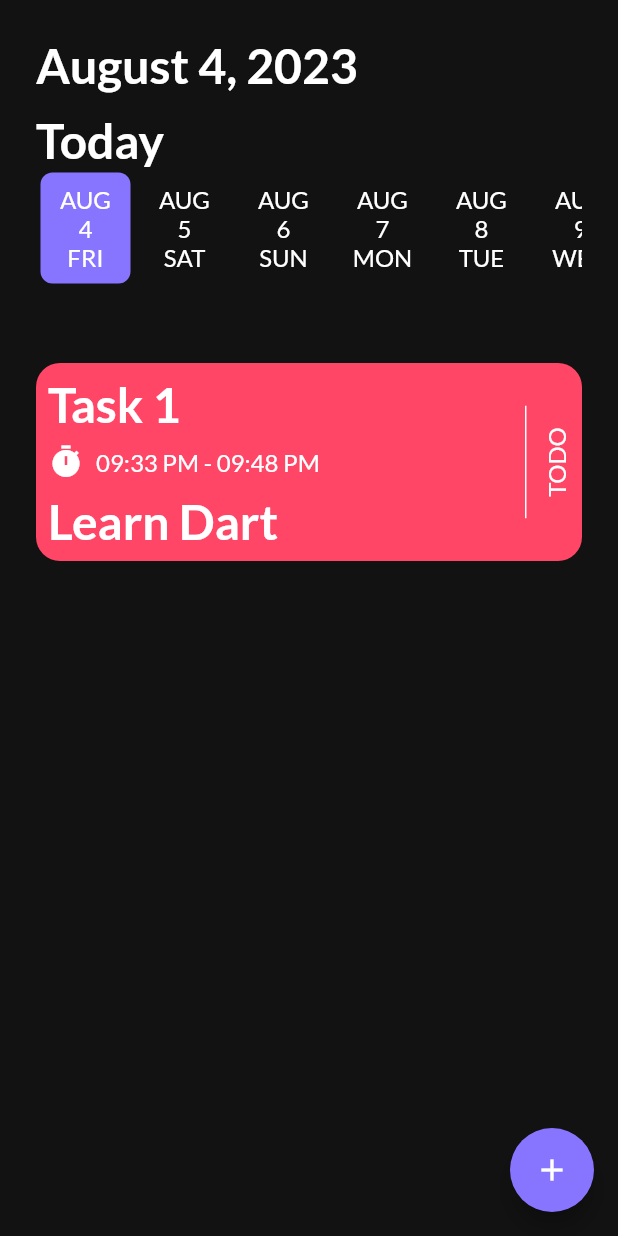
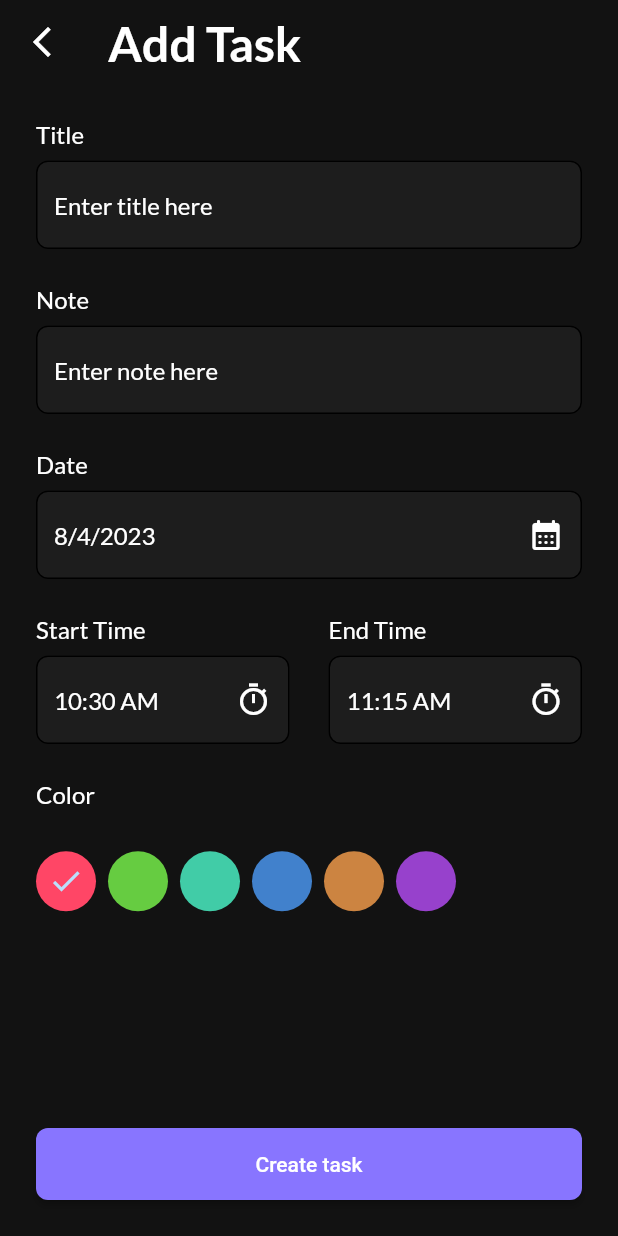
Before and after one commit to AmmarAgeeza/Up-To-Do-App, a Flutter app: the HomeScreen screen opened directly, after a tap on the "add" icon, on a phone screen of 412 x 824 dp. Run offline on Flutter 3.47's test engine with Material 2 defaults, Android fonts, the phone set to English and light mode, and no system bars; drawn by our look-alikes of date_picker_timeline; our stand-ins replace get_it, google_fonts, shared_preferences, smooth_page_indicator; accounts and stored records are empty.

Commit message:
add task screen

```diff
--- a/lib/core/commons/commons.dart
+++ b/lib/core/commons/commons.dart
@@ -1,5 +1,5 @@
 import 'package:flutter/material.dart';
 
 void navigate({required BuildContext context, required Widget screen}) {
-  Navigator.pushReplacement(context, MaterialPageRoute(builder: (_) => screen));
+  Navigator.push(context, MaterialPageRoute(builder: (_) => screen));
 }
--- a/lib/core/theme/theme.dart
+++ b/lib/core/theme/theme.dart
@@ -34,9 +34,26 @@ ThemeData getAppTheme() {
         style: ElevatedButton.styleFrom(
             backgroundColor: AppColors.primary,
             shape: RoundedRectangleBorder(
-                borderRadius: BorderRadius.circular(4)))),
+                borderRadius: BorderRadius.circular(8)))),
+                inputDecorationTheme: InputDecorationTheme(
+                   //enabled border
+                    enabledBorder: OutlineInputBorder(
+                        borderRadius: BorderRadius.circular(8)),
+                    //fouced border
+                    focusedBorder: OutlineInputBorder(
+                        borderRadius: BorderRadius.circular(8)),
+                    //hint
+                    hintStyle: GoogleFonts.lato(
+        color: AppColors.white,
+        fontSize: 16,
+      ),
+                    //fill color
+                    fillColor: AppColors.lightBlack,
+                    filled: true
+                ),
   );
 }
+
 ThemeData getAppDarkTheme() {
   return ThemeData(
     primaryColor: AppColors.red,
--- a/lib/core/utils/app_colors.dart
+++ b/lib/core/utils/app_colors.dart
@@ -12,4 +12,5 @@ class AppColors{
   static const Color purple=Color(0xff9741CC);
   static const Color grey=Color(0xff979797);
   static const Color deepGrey=Color(0xff424242);
+  static const Color lightBlack=Color(0xff1D1D1D);
 }
--- a/lib/core/utils/app_strings.dart
+++ b/lib/core/utils/app_strings.dart
@@ -17,13 +17,14 @@ class AppStrings {
   static const String noTaskTitle = 'What do you want to do today?';
   static const String noTaskSubTitle = 'Tap + to add your tasks';
   static const String addTask = 'Add Task';
-  static const String tilte = 'Tilte';
+  static const String tilte = 'Title';
   static const String tilteHint = 'Enter title here';
   static const String note = 'Note';
   static const String notehint = 'Enter note here';
   static const String date = 'Date';
   static const String startTime = 'Start Time';
   static const String endTime = 'End Time';
+  static const String color = 'Color';
   static const String createTask = 'Create task';
   static const String toDo = 'TODO';
   static const String completed = 'COMPLETED';
--- a/lib/core/widgets/custom_button.dart
+++ b/lib/core/widgets/custom_button.dart
@@ -1,15 +1,17 @@
 import 'package:flutter/material.dart';
+import 'package:to_do_app/core/utils/app_colors.dart';
 
 class CustomButton extends StatelessWidget {
-  const CustomButton({super.key, required this.text, required this.onPressed});
+   CustomButton({super.key, required this.text, required this.onPressed,this.backgroundColor=AppColors.primary});
   final String text;
   final VoidCallback onPressed;
+  Color? backgroundColor;
   @override
   Widget build(BuildContext context) {
     return ElevatedButton(
       onPressed: onPressed,
       style: Theme.of(context).elevatedButtonTheme.style!.copyWith(
-        backgroundColor:MaterialStateProperty.all(Colors.red)
+        backgroundColor:MaterialStateProperty.all(backgroundColor)
       ),
       child: Text(
         text,
--- a/lib/feature/auth/presentation/screens/on_boarding_screens/on_boarding_screens.dart
+++ b/lib/feature/auth/presentation/screens/on_boarding_screens/on_boarding_screens.dart
@@ -9,7 +9,7 @@ import '../../../../../core/utils/app_colors.dart';
 import '../../../../../core/utils/app_strings.dart';
 import '../../../../../core/widgets/custom_button.dart';
 import '../../../../../core/widgets/custom_text_button.dart';
-import '../../../../task/presentation/screens/home_screen.dart';
+import '../../../../task/presentation/screens/home_screen/home_screen.dart';
 
 class OnBoaringScreens extends StatelessWidget {
   OnBoaringScreens({super.key});
--- a/lib/feature/auth/presentation/screens/splash_screen/splash_screen.dart
+++ b/lib/feature/auth/presentation/screens/splash_screen/splash_screen.dart
@@ -1,6 +1,6 @@
 import 'package:flutter/material.dart';
 import 'package:to_do_app/core/services/service_locator.dart';
-import 'package:to_do_app/feature/task/presentation/screens/home_screen.dart';
+import 'package:to_do_app/feature/task/presentation/screens/home_screen/home_screen.dart';
 
 import '../../../../../core/database/cache/cache_helper.dart';
 import '../../../../../core/utils/app_assets.dart';
--- /dev/null
+++ b/lib/feature/task/presentation/components/add_task_component.dart
@@ -0,0 +1,39 @@
+import 'package:flutter/material.dart';
+
+class AddTaskComponent extends StatelessWidget {
+  const AddTaskComponent({
+    super.key,
+    required this.tilte,
+    required this.hintText,
+    this.controller,
+    this.suffixIcon,
+    this.readOnly = false,
+  });
+  final String tilte;
+  final String hintText;
+  final TextEditingController? controller;
+  final IconButton? suffixIcon;
+  final bool readOnly;
+  @override
+  Widget build(BuildContext context) {
+    return Column(
+      crossAxisAlignment: CrossAxisAlignment.start,
+      children: [
+        Text(
+          tilte,
+          style: Theme.of(context).textTheme.displayMedium,
+        ),
+        const SizedBox(height: 8),
+        TextFormField(
+          readOnly: readOnly,
+          controller: controller,
+          decoration: InputDecoration(
+            //hint
+            hintText: hintText,
+            suffixIcon: suffixIcon,
+          ),
+        ),
+      ],
+    );
+  }
+}
--- /dev/null
+++ b/lib/feature/task/presentation/screens/add_task_screen/add_task_screen.dart
@@ -0,0 +1,240 @@
+import 'package:flutter/material.dart';
+import 'package:intl/intl.dart';
+import 'package:to_do_app/core/widgets/custom_button.dart';
+
+import '../../../../../core/utils/app_colors.dart';
+import '../../../../../core/utils/app_strings.dart';
+import '../../components/add_task_component.dart';
+
+class AddTaskScreen extends StatefulWidget {
+  const AddTaskScreen({super.key});
+
+  @override
+  State<AddTaskScreen> createState() => _AddTaskScreenState();
+}
+
+class _AddTaskScreenState extends State<AddTaskScreen> {
+  TextEditingController titleController = TextEditingController();
+
+  TextEditingController noteController = TextEditingController();
+
+  DateTime currentDate = DateTime.now();
+  String startTime = DateFormat('hh:mm a').format(DateTime.now());
+  String endTime = DateFormat('hh:mm a')
+      .format(DateTime.now().add(const Duration(minutes: 45)));
+  int currentIndex = 0;
+  @override
+  Widget build(BuildContext context) {
+    return Scaffold(
+      appBar: AppBar(
+        automaticallyImplyLeading: false,
+        elevation: 0.0,
+        centerTitle: false,
+        leading: IconButton(
+            onPressed: () {
+              Navigator.pop(context);
+            },
+            icon: const Icon(Icons.arrow_back_ios_new_outlined)),
+        title: Text(
+          AppStrings.addTask,
+          style: Theme.of(context).textTheme.displayLarge,
+        ),
+      ),
+      body: Padding(
+        padding: const EdgeInsets.all(24),
+        child: Form(
+          child: Column(
+            crossAxisAlignment: CrossAxisAlignment.start,
+            children: [
+              //! Title
+              AddTaskComponent(
+                controller: titleController,
+                tilte: AppStrings.tilte,
+                hintText: AppStrings.tilteHint,
+              ),
+              const SizedBox(height: 24),
+              //! Note
+              AddTaskComponent(
+                controller: noteController,
+                tilte: AppStrings.note,
+                hintText: AppStrings.notehint,
+              ),
+              const SizedBox(height: 24),
+              //! Date
+              AddTaskComponent(
+                tilte: AppStrings.date,
+                hintText: DateFormat.yMd().format(currentDate),
+                suffixIcon: IconButton(
+                  onPressed: () async {
+                    DateTime? pickedDate = await showDatePicker(
+                      context: context,
+                      initialDate: DateTime.now(),
+                      firstDate: DateTime.now(),
+                      lastDate: DateTime(2025),
+                      // initialDatePickerMode: DatePickerMode.day,
+                      // initialEntryMode: DatePickerEntryMode.inputOnly,
+                    );
+                    setState(() {
+                      if (pickedDate != null) {
+                        currentDate = pickedDate;
+                      } else {
+                        print('pickedDate == null');
+                      }
+                    });
+                  },
+                  icon: const Icon(
+                    Icons.calendar_month_rounded,
+                    color: AppColors.white,
+                  ),
+                ),
+                readOnly: true,
+              ),
+              const SizedBox(height: 24),
+              //! Start - End Time
+              Row(
+                children: [
+                  // Start
+                  Expanded(
+                    child: AddTaskComponent(
+                      readOnly: true,
+                      tilte: AppStrings.startTime,
+                      hintText: startTime,
+                      suffixIcon: IconButton(
+                        onPressed: () async {
+                          TimeOfDay? pickedStartTime = await showTimePicker(
+                            context: context,
+                            initialTime: TimeOfDay.fromDateTime(DateTime.now()),
+                          );
+                          if (pickedStartTime != null) {
+                            setState(() {
+                              startTime = pickedStartTime.format(context);
+                            });
+                          } else {
+                            print('pickedStartTime ==null');
+                          }
+                        },
+                        icon: const Icon(
+                          Icons.timer_outlined,
+                          color: AppColors.white,
+                        ),
+                      ),
+                    ),
+                  ),
+                  const SizedBox(
+                    width: 26,
+                  ),
+                  //! end
+                  Expanded(
+                    child: AddTaskComponent(
+                      readOnly: true,
+                      tilte: AppStrings.endTime,
+                      hintText: endTime,
+                      suffixIcon: IconButton(
+                        onPressed: () async {
+                          TimeOfDay? pickedEndTime = await showTimePicker(
+                            context: context,
+                            initialTime: TimeOfDay.fromDateTime(DateTime.now()),
+                          );
+                          if (pickedEndTime != null) {
+                            setState(() {
+                              endTime = pickedEndTime.format(context);
+                            });
+                          } else {
+                            print('pickedEndTime ==null');
+                          }
+                        },
+                        icon: const Icon(
+                          Icons.timer_outlined,
+                          color: AppColors.white,
+                        ),
+                      ),
+                    ),
+                  ),
+                ],
+              ),
+              const SizedBox(height: 24),
+
+              //!Color
+              Expanded(
+                child: Column(
+                  crossAxisAlignment: CrossAxisAlignment.start,
+                  children: [
+                    // color
+                    Text(
+                      AppStrings.color,
+                      style: Theme.of(context).textTheme.displayMedium,
+                    ),
+
+                    Expanded(
+                      child: ListView.separated(
+                        scrollDirection: Axis.horizontal,
+                        itemCount: 6,
+                        separatorBuilder: (context, index) =>
+                            const SizedBox(width: 8),
+                        itemBuilder: (context, index) {
+                          Color getColor(index) {
+                            switch (index) {
+                              case 0:
+                                return AppColors.red;
+                              case 1:
+                                return AppColors.green;
+                              case 2:
+                                return AppColors.blueGrey;
+                              case 3:
+                                return AppColors.blue;
+                              case 4:
+                                return AppColors.orange;
+                              case 5:
+                                return AppColors.purple;
+                              default:
+                                return AppColors.grey;
+                            }
+                          }
+
+                          return GestureDetector(
+                            onTap: () {
+                              setState(() {
+                                currentIndex = index;
+                              });
+                            },
+                            child: CircleAvatar(
+                              backgroundColor: getColor(index),
+                              child: index == currentIndex
+                                  ? const Icon(Icons.check)
+                                  : null,
+                            ),
+                          );
+                        },
+                      ),
+                    ),
+
+                    //  const Row(
+                    //    children: [
+                    //      CircleAvatar(
+                    //       backgroundColor: AppColors.red,
+                    //      ),
+                    //      CircleAvatar(
+                    //       backgroundColor: AppColors.red,
+                    //      ),
+                    //    ],
+                    //  )
+                  ],
+                ),
+              ),
+              //! add Task Button
+              const Spacer(),
+              SizedBox(
+                height: 48,
+                width: double.infinity,
+                child: CustomButton(
+                  text: AppStrings.createTask,
+                  onPressed: () {},
+                ),
+              )
+            ],
+          ),
+        ),
+      ),
+    );
+  }
+}
--- a/lib/feature/task/presentation/screens/home_screen.dart
+++ b/lib/feature/task/presentation/screens/home_screen/home_screen.dart
@@ -1,11 +1,13 @@
 import 'package:date_picker_timeline/date_picker_timeline.dart';
 import 'package:flutter/material.dart';
 import 'package:intl/intl.dart';
+import 'package:to_do_app/core/commons/commons.dart';
 import 'package:to_do_app/core/utils/app_strings.dart';
 import 'package:to_do_app/core/widgets/custom_button.dart';
 
-import '../../../../core/utils/app_assets.dart';
-import '../../../../core/utils/app_colors.dart';
+import '../../../../../core/utils/app_assets.dart';
+import '../../../../../core/utils/app_colors.dart';
+import '../add_task_screen/add_task_screen.dart';
 
 class HomeScreen extends StatelessWidget {
   const HomeScreen({super.key});
@@ -45,7 +47,7 @@ class HomeScreen extends StatelessWidget {
                 },
               ),
               const SizedBox(
-                height: 50,
+                height: 24,
               ),
               //no tasks
               // noTasksWidget(context),
@@ -79,6 +81,7 @@ class HomeScreen extends StatelessWidget {
                                 width: double.infinity,
                                 child: CustomButton(
                                   text: AppStrings.deleteTask,
+                                  backgroundColor: AppColors.red,
                                   onPressed: () {},
                                 ),
                               ),
@@ -106,7 +109,9 @@ class HomeScreen extends StatelessWidget {
         ),
         //fab
         floatingActionButton: FloatingActionButton(
-          onPressed: () {},
+          onPressed: () {
+            navigate(context: context, screen:  AddTaskScreen());
+          },
           backgroundColor: AppColors.primary,
           child: const Icon(Icons.add),
         ),
```
